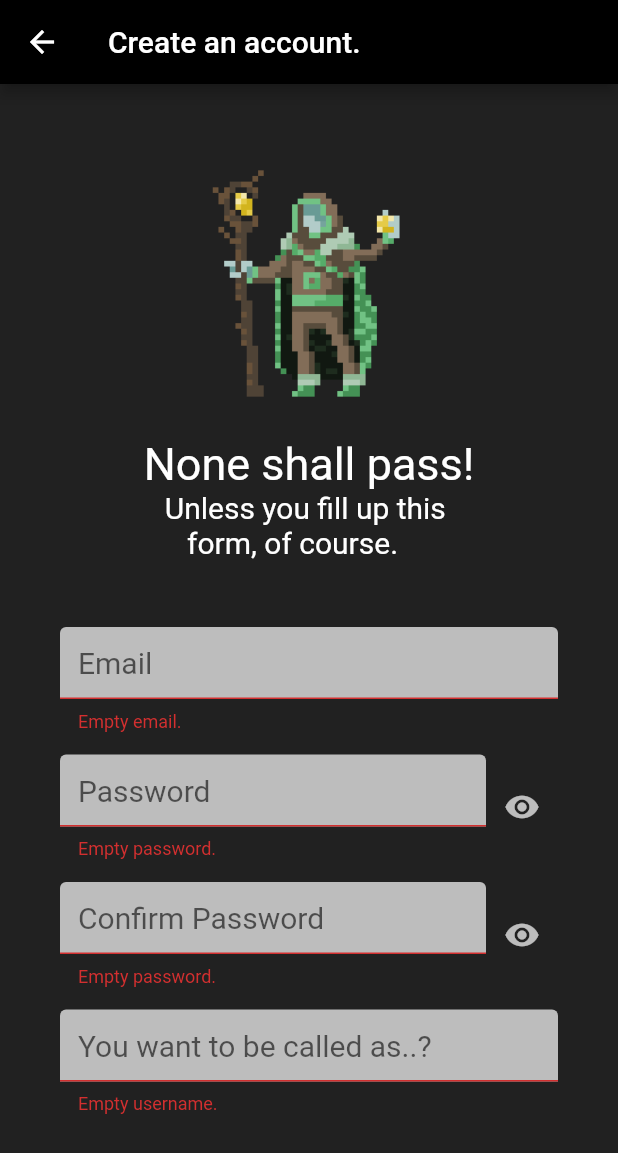
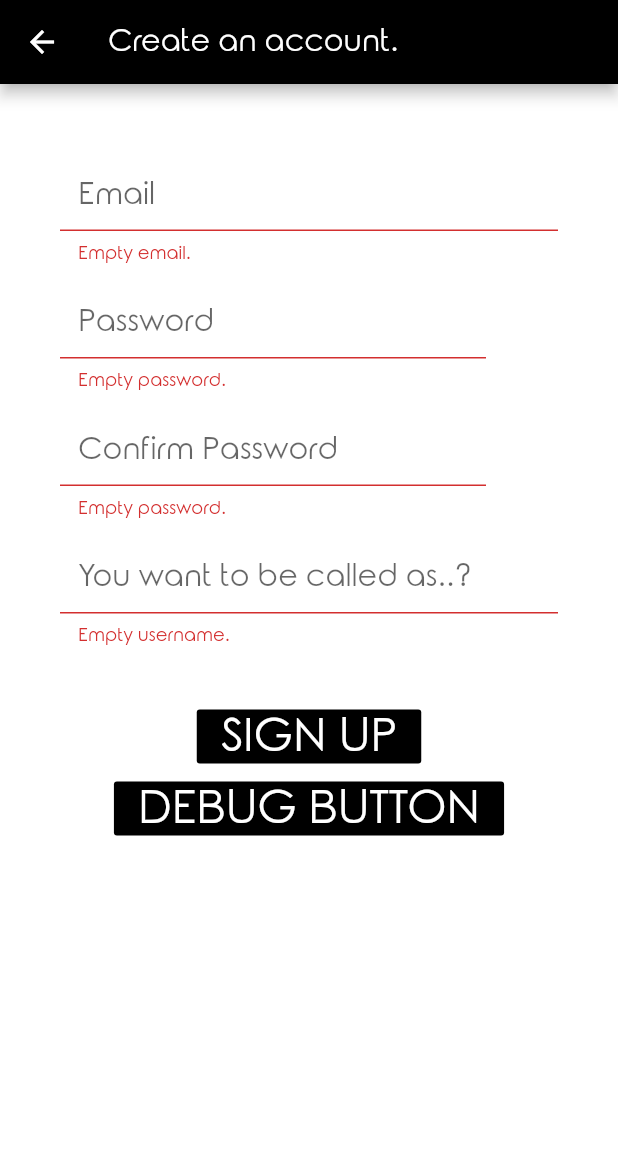
Before and after one commit to Nostee/Busy-Kiddos, a Flutter app: the Register screen opened by its route, after a tap on "SIGN UP", on a phone screen of 412 x 824 dp. Shown: the top 1153 px of the screen. Run offline on Flutter 3.47's test engine with Material 2 defaults, Android fonts, the phone set to English and light mode, and no system bars; our stand-ins replace cloud_firestore, firebase_auth, flutter_spinkit; accounts and stored records are empty; Roboto replaces fonts that are missing (Pixelated); statements that could not run were skipped.

Commit message:
updated the ui

```diff
--- a/busy_kiddos/lib/loaders/loaderRegister.dart
+++ b/busy_kiddos/lib/loaders/loaderRegister.dart
@@ -2,9 +2,8 @@
 import 'package:flutter_spinkit/flutter_spinkit.dart';
 import 'package:busy_kiddos/services/authenticator.dart';
 import 'package:busy_kiddos/widgets/loadingText.dart';
+import 'package:firebase_auth/firebase_auth.dart';
 
-import 'package:firebase_auth/firebase_auth.dart';
-import 'package:busy_kiddos/models/user.dart';
 
 // this is called by register.dart
 
--- a/busy_kiddos/lib/main.dart
+++ b/busy_kiddos/lib/main.dart
@@ -28,7 +28,7 @@
         primaryColor: Colors.black,
 	      accentColor: Colors.black87,
         cursorColor: Colors.black87,
-        fontFamily: "Pixelated"
+        fontFamily: "RoundedElegance"
       ),
       routes: {
         "/": (context) => LoaderAuthenticate(),
--- a/busy_kiddos/lib/screens/login.dart
+++ b/busy_kiddos/lib/screens/login.dart
@@ -105,7 +105,7 @@
                     setState(() {});
                   },
                   icon: Icon(Icons.remove_red_eye),
-                  color: Colors.white70,
+                  color: Colors.black87,
                 )
                 ],
               )
@@ -135,7 +135,7 @@
                 child: Text(
                   "Don't have an account? Click me.",
                   style: TextStyle(
-                    color: Colors.white,
+                    color: Colors.black87,
                     fontSize: 15
                   ),
                   )
@@ -155,33 +155,33 @@
       error = errorData["error"];
     }
     return Scaffold(
-      backgroundColor: Colors.grey[900],
+      backgroundColor: Colors.white,
       body: SafeArea(
         child: Padding(
           padding: const EdgeInsets.all(12),
           child: ListView(
             children: <Widget>[
                 Text(
-                  "Build no. 27032021\nVersion 0.01 - Alpha Test",
+                  "Build no. 6212021\nVersion 0.01 - Development Test",
                   style: TextStyle(
-                    color: Colors.white60
+                    color: Colors.black87
                   ),
                   ),
                 SizedBox(height: 70),
                 Center(
                   child: Text(
-                    "TEXT",
+                    "BUSY",
                     style: TextStyle(
-                      color: Colors.white,
-                      fontSize: 135
+                      color: Colors.black87,
+                      fontSize: 70
                     ),
                     ),
                 ),
                 Center(
                   child: Text(
-                    "ADVENTURES",
+                    "KIDDOS",
                     style: TextStyle(
-                      color: Colors.white,
+                      color: Colors.black87,
                       fontSize: 50
                     ),
                     ),
@@ -189,23 +189,14 @@
                 SizedBox(height: 10),
                 Center(
                   child: Text(
-                    "A DND SPIN-OFF RPG GAME",
+                    "A fun learning platform for kids.",
                     style: TextStyle(
-                      color: Colors.white,
+                      color: Colors.black87,
                       fontSize: 17,
                       letterSpacing: 2,
                     ),
                     ),
                 ),
-                Row(
-                  mainAxisAlignment: MainAxisAlignment.center,
-                  children: <Widget>[
-                    Image.asset(
-                      "assets/campfire.gif",
-                    ),
-                  ],
-                ),
-                SizedBox(height: 30),
                 Center(
                   child: Text(
                     error,
--- a/busy_kiddos/lib/screens/register.dart
+++ b/busy_kiddos/lib/screens/register.dart
@@ -72,23 +72,6 @@
           Column(
           crossAxisAlignment: CrossAxisAlignment.start,
           children: <Widget>[
-            Image.asset("assets/formWizard.gif"),
-            SizedBox(height: 20,),
-            Center(child: Text(
-              "None shall pass!",
-              style: TextStyle(
-                fontSize: 30,
-                color: Colors.white
-              )
-              )),
-            Center(child: Text(
-            "Unless you fill up this \n   form, of course.",
-            style: TextStyle(
-              fontSize: 20,
-              color: Colors.white
-            )
-            )),
-            SizedBox(height: 45,),
             TextFormField(
               validator: (val) {
                 if(val=="")
@@ -283,7 +266,7 @@
   @override
   Widget build(BuildContext context) {
     return Scaffold(
-      backgroundColor: Colors.grey[900],
+      backgroundColor: Colors.white,
       appBar: AppBar(
         title: Text("Create an account.")
       ),
```
Also changed, not shown: busy_kiddos/pubspec.yaml (+8 -13 lines), busy_kiddos/fonts/Kidstar.ttf (added), busy_kiddos/fonts/RoundedElegance.ttf (added), 4 other files.
